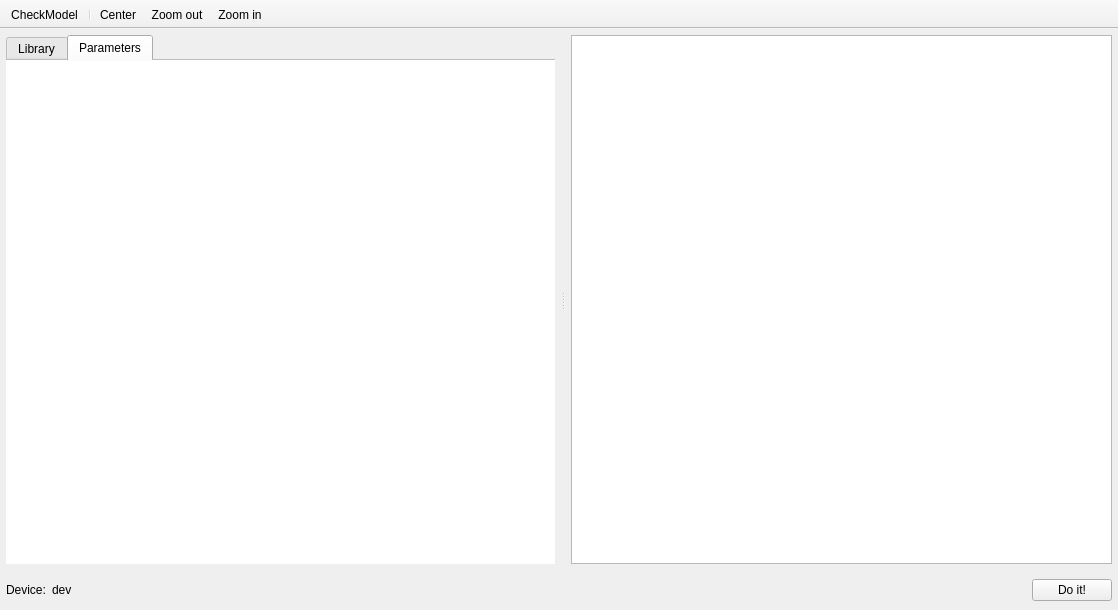
JordiBejarUPC/veragrid-hvdc-bipolar-pfc, file src/VeraGrid/Gui/RmsModelEditor/block_editor.ui: the form before one commit.
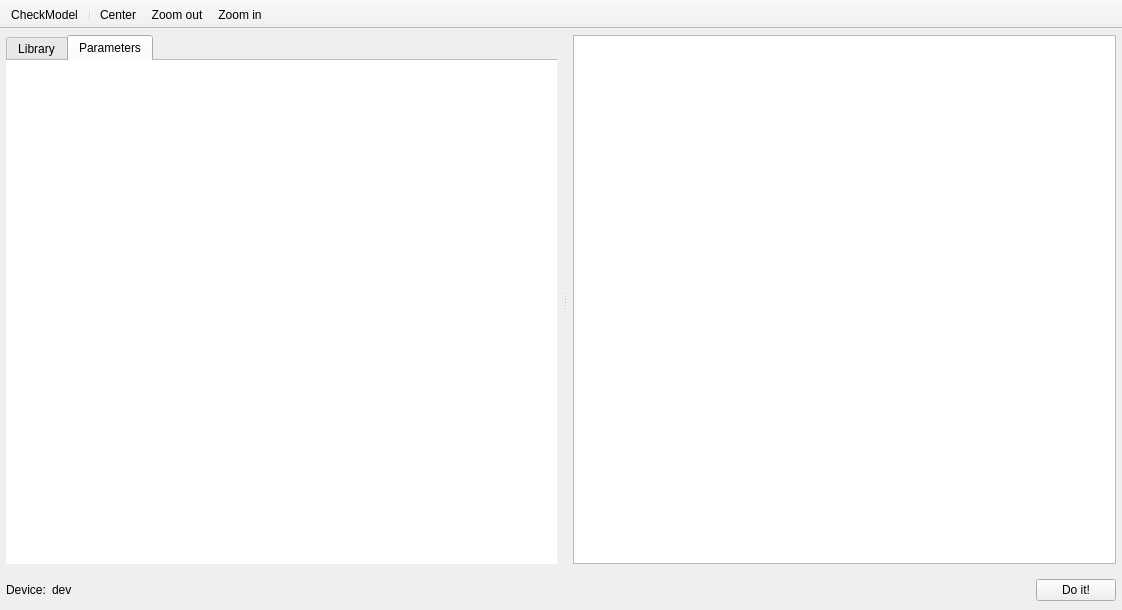
The form after the commit. The open tabs and pages were chosen to show the change. Icons and pictures are not drawn.

Commit message: parameters table refactored into a tree

The edit to the form file:
```diff
--- a/src/VeraGrid/Gui/RmsModelEditor/block_editor.ui
+++ b/src/VeraGrid/Gui/RmsModelEditor/block_editor.ui
@@ -6,7 +6,7 @@
    <rect>
     <x>0</x>
     <y>0</y>
-    <width>1118</width>
+    <width>1122</width>
     <height>610</height>
    </rect>
   </property>
```
Left out of the diff: 6 changed lines with no effect on the pictures. The commit also changes 2 other files.
